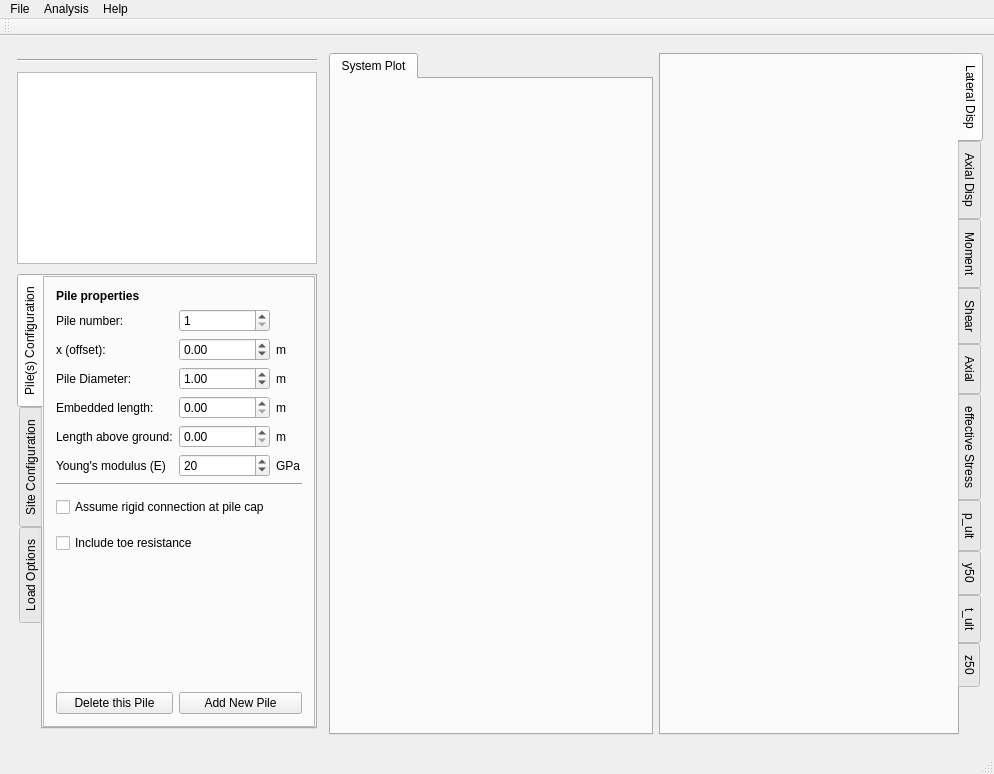
Above: mainWindow/mainwindow.ui from NHERI-SimCenter/PileGroupTool before the change. Below: the same form after it.
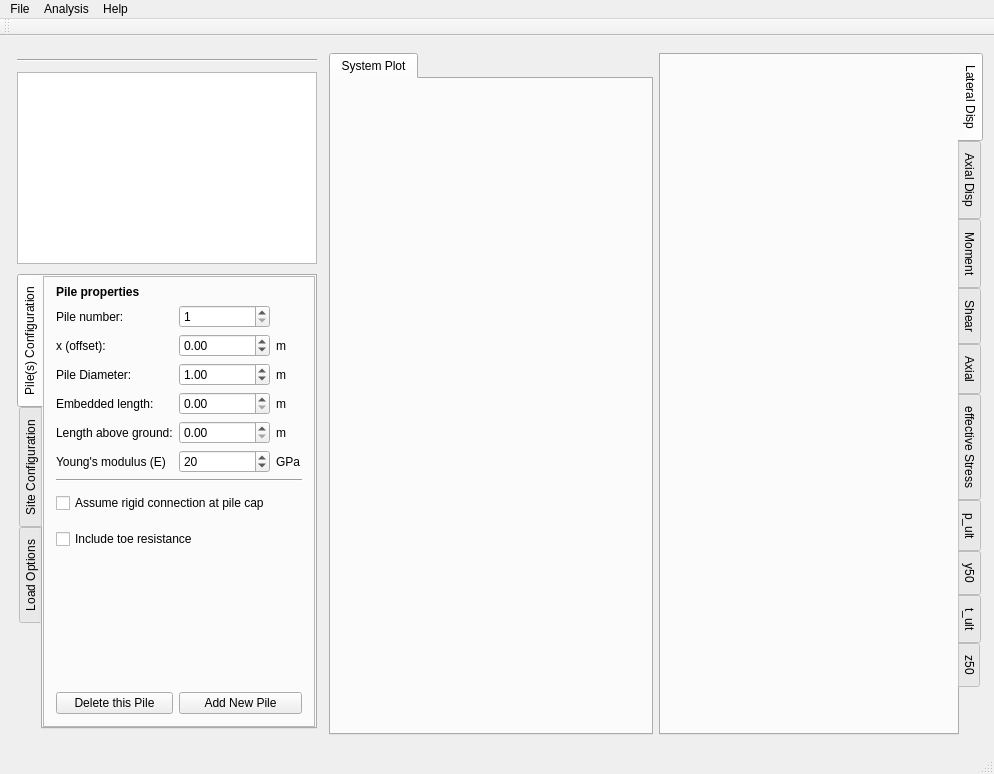
That is the form after the change. Custom widgets are drawn as their Qt base class.

```diff
--- a/mainWindow/mainwindow.ui
+++ b/mainWindow/mainwindow.ui
@@ -161,12 +161,15 @@
             <property name="frameShadow">
              <enum>QFrame::Raised</enum>
             </property>
-            <layout class="QGridLayout" name="gridLayout_12">
+            <layout class="QGridLayout" name="gridLayout_12" rowstretch="0,0,0,0,0,0,0,0,0,0,0,0,0">
+             <property name="sizeConstraint">
+              <enum>QLayout::SetDefaultConstraint</enum>
+             </property>
              <property name="leftMargin">
               <number>12</number>
              </property>
              <property name="topMargin">
-              <number>12</number>
+              <number>8</number>
              </property>
              <property name="rightMargin">
               <number>12</number>
@@ -174,6 +177,9 @@
              <property name="bottomMargin">
               <number>12</number>
              </property>
+             <property name="spacing">
+              <number>6</number>
+             </property>
              <item row="1" column="1">
               <widget class="QSpinBox" name="pileIndex">
                <property name="minimum">
```
